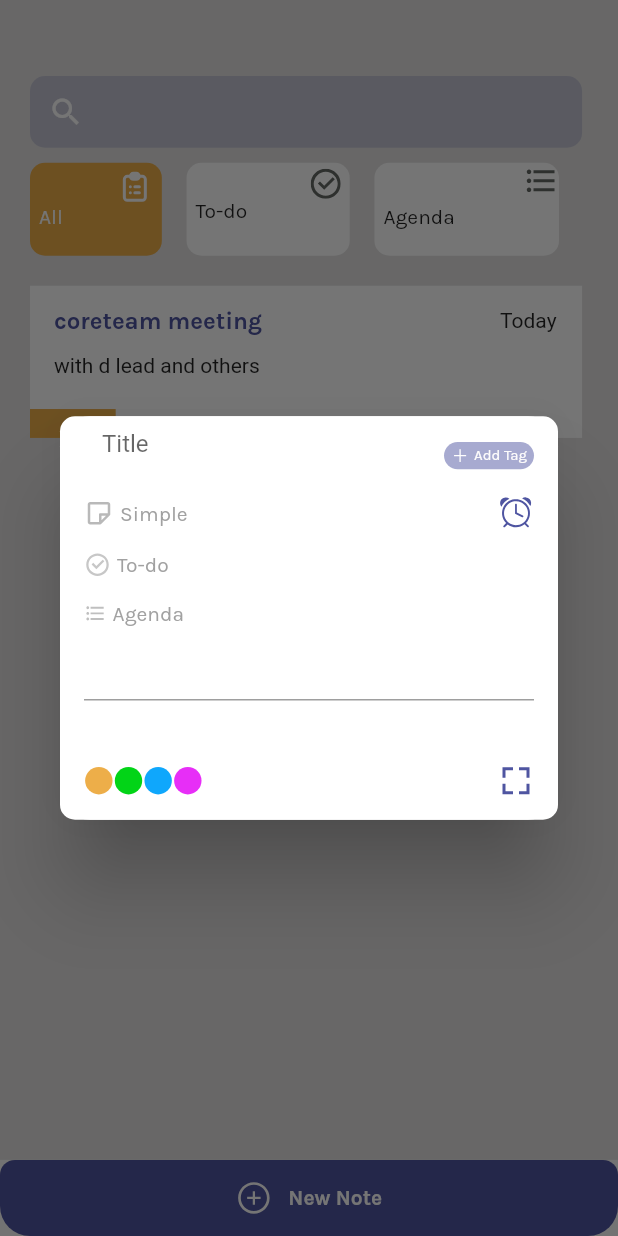
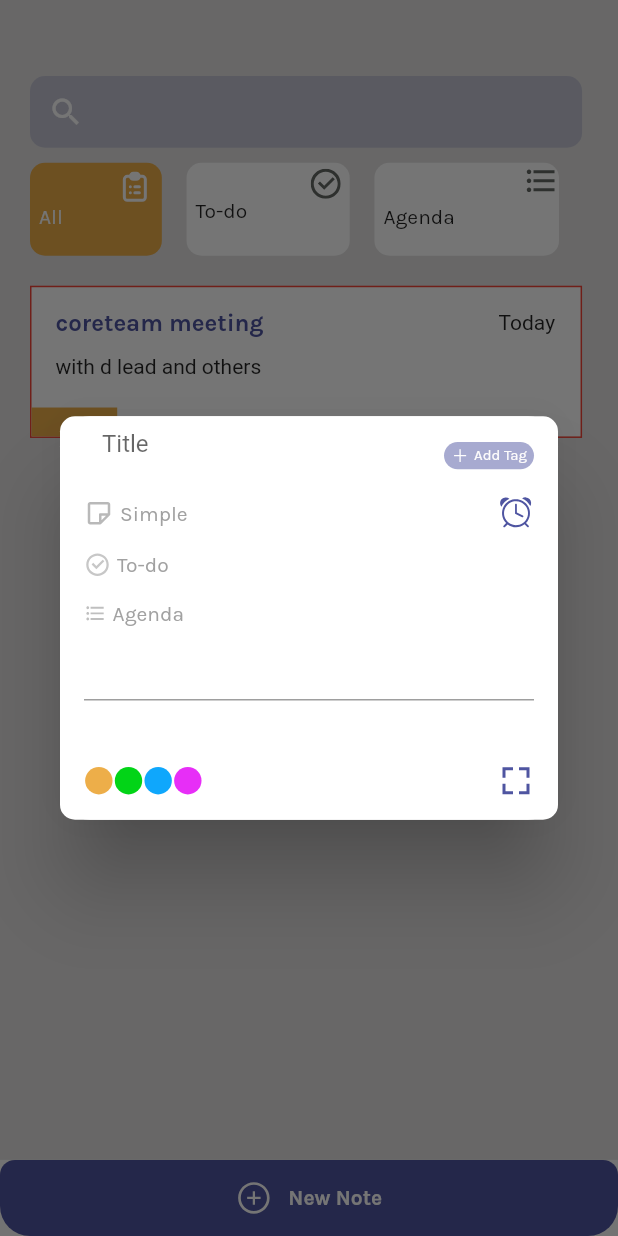
Before and after one commit to PRINCEISAH/Take-Note, a Flutter app: the screen it shows after launch, after a tap on "New Note", on a phone screen of 412 x 824 dp. Run offline on Flutter 3.47's test engine with Material 2 defaults, Android fonts, the phone set to English and light mode, and no system bars; our stand-ins replace flutter_slidable, flutter_svg, google_fonts, hive, hive_flutter; accounts and stored records are empty.

```diff
--- a/lib/Component/Create_Note.dart
+++ b/lib/Component/Create_Note.dart
@@ -8,14 +8,27 @@ import 'package:todo/Model/model.dart';
 import 'package:todo/SizeConfig/SizeConfig.dart';
 import 'package:todo/provider/note_changeNotifier.dart';
 
-class CreateNote extends StatelessWidget {
+class CreateNote extends StatefulWidget {
+  @override
+  _CreateNoteState createState() => _CreateNoteState();
+}
+
+class _CreateNoteState extends State<CreateNote> {
   TextEditingController titleController = TextEditingController();
+
   TextEditingController textController = TextEditingController();
 
   @override
   Widget build(BuildContext context) {
     List<Color> BoxColors = [OrangeColor, GreenColor, lightBlue, PinkColor];
     final prov = Provider.of<Note_Change_Notifier>(context);
+
+    Color color;
+
+    Color selectColor(int index) {
+      return BoxColors[index];
+    }
+
     return Container(
       height: Getproprateheight(265),
       width: Getpropratewidth(335),
@@ -56,6 +69,7 @@ class CreateNote extends StatelessWidget {
                       child: InkWell(
                         onTap: () {
                           prov.AddNotes(NoteModel(
+                              borderColor: Colors.green,
                               title: titleController.text,
                               Text: textController.text));
 
@@ -170,8 +184,13 @@ class CreateNote extends StatelessWidget {
                   Row(
                     children: List.generate(
                         BoxColors.length,
-                        (index) => ColorsSelect(
-                              color: BoxColors[index],
+                        (index) => InkWell(
+                              onTap: () {
+                                print("$index");
+                              },
+                              child: ColorsSelect(
+                                color: BoxColors[index],
+                              ),
                             )),
                   ),
                   InkWell(
--- a/lib/Component/Note.dart
+++ b/lib/Component/Note.dart
@@ -6,14 +6,15 @@ import 'package:todo/SizeConfig/SizeConfig.dart';
 class Note extends StatelessWidget {
   final String text;
   final String title;
-
-  const Note({Key key, this.text, this.title}) : super(key: key);
+  final Color color;
+  const Note({Key key, this.text, this.color, this.title}) : super(key: key);
   @override
   Widget build(BuildContext context) {
     return Container(
-      color: Colors.white,
       height: Getproprateheight(100),
       width: Getpropratewidth(335),
+      decoration:
+          BoxDecoration(border: Border.all(color: color), color: Colors.white),
       child: Column(
         crossAxisAlignment: CrossAxisAlignment.start,
         children: [
--- a/lib/HomePage/HomeScreen.dart
+++ b/lib/HomePage/HomeScreen.dart
@@ -1,4 +1,6 @@
 import 'package:flutter/material.dart';
+import 'package:flutter_slidable/flutter_slidable.dart';
+import 'package:flutter_svg/svg.dart';
 import 'package:provider/provider.dart';
 import 'package:todo/Color/Colors.dart';
 import 'package:todo/Component/Bottom_Sheet_add_note.dart';
@@ -7,6 +9,8 @@ import 'package:todo/Component/Note.dart';
 import 'package:todo/Component/searchBox.dart';
 import 'package:todo/SizeConfig/SizeConfig.dart';
 import 'package:todo/provider/note_changeNotifier.dart';
+
+import '../Color/Colors.dart';
 
 class HomeScreen extends StatelessWidget {
   @override
@@ -47,6 +51,7 @@ class Screen extends StatelessWidget {
             child: Note(
               title: "coreteam meeting",
               text: "with d lead and others",
+              color: Colors.red,
             ),
           ),
           Column(
@@ -54,9 +59,22 @@ class Screen extends StatelessWidget {
                 prov.notes.length,
                 (index) => Padding(
                       padding: const EdgeInsets.only(top: 20),
-                      child: Note(
-                        title: prov.notes[index].title,
-                        text: prov.notes[index].Text,
+                      child: Slidable(
+                        actionPane: SlidableBehindActionPane(),
+                        actionExtentRatio: 0.20,
+                        secondaryActions: [
+                          IconSlideAction(
+                            caption: "Delete",
+                            color: BackgroundColor,
+                            iconWidget: SvgPicture.asset("images/delete.svg"),
+                            onTap: () => prov.deletNote(index),
+                          )
+                        ],
+                        child: Note(
+                          title: prov.notes[index].title,
+                          text: prov.notes[index].Text,
+                          color: prov.notes[index].borderColor,
+                        ),
                       ),
                     )),
           )
--- a/lib/Model/model.dart
+++ b/lib/Model/model.dart
@@ -1,6 +1,8 @@
+import 'package:flutter/widgets.dart';
+
 class NoteModel {
   final title;
   final Text;
-
-  NoteModel({this.title, this.Text});
+  final Color borderColor;
+  NoteModel({this.title, this.Text, this.borderColor});
 }
--- a/lib/main.dart
+++ b/lib/main.dart
@@ -5,6 +5,7 @@ import 'package:path_provider/path_provider.dart';
 import 'package:provider/provider.dart';
 import 'package:todo/HomePage/HomeScreen.dart';
 import 'package:todo/provider/note_changeNotifier.dart';
+import 'package:flutter_slidable/flutter_slidable.dart';
 
 void main() async {
   WidgetsFlutterBinding.ensureInitialized();
--- a/lib/provider/note_changeNotifier.dart
+++ b/lib/provider/note_changeNotifier.dart
@@ -8,4 +8,9 @@ class Note_Change_Notifier extends ChangeNotifier {
   void AddNotes(NoteModel model) {
     _notes.add(model);
   }
+
+  void deletNote(int index) {
+    _notes.removeAt(index);
+    notifyListeners();
+  }
 }
```
Also changed, not shown: pubspec.yaml (+4 -10 lines), images/delete.svg (added), pubspec.lock.
